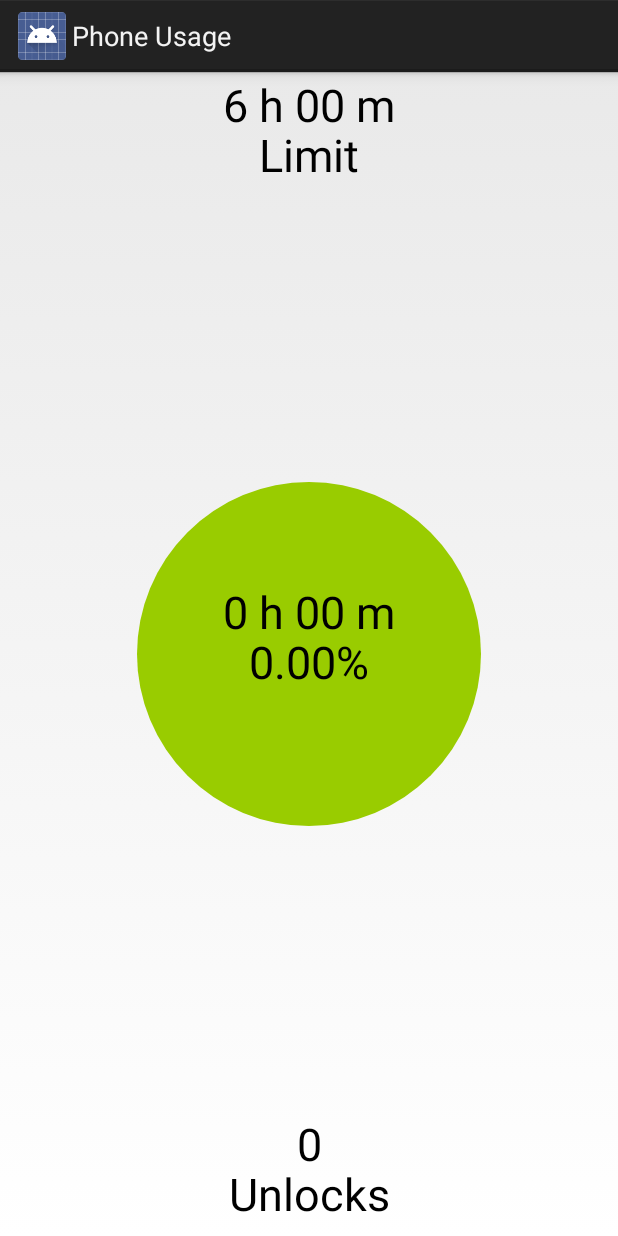
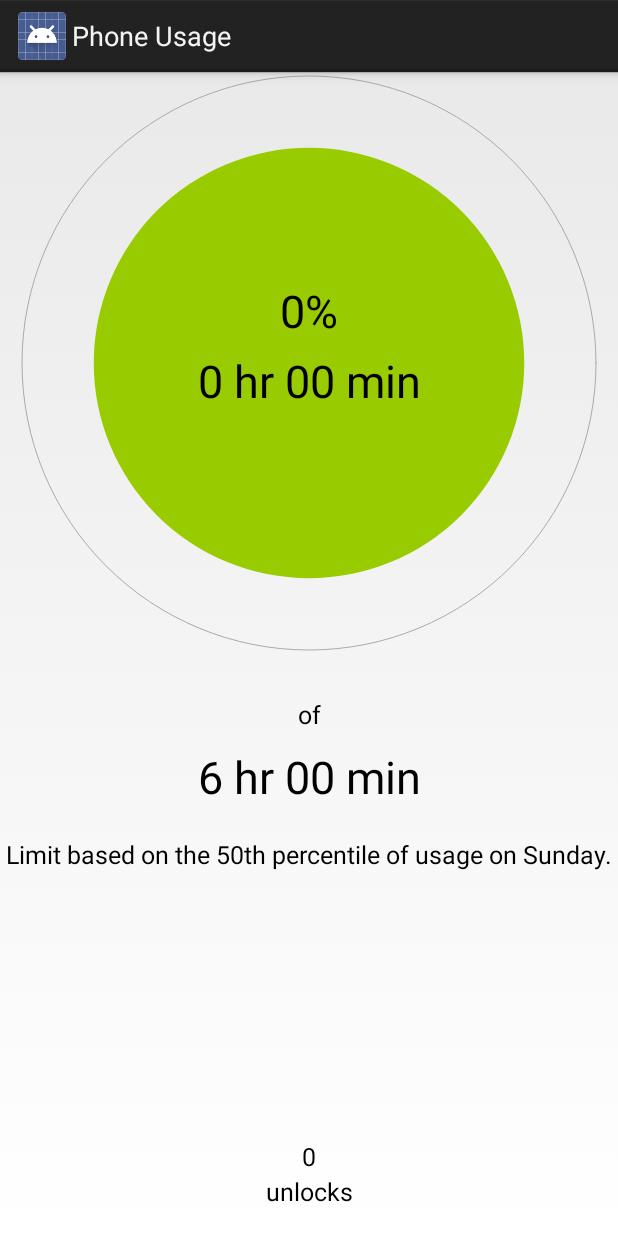
Before and after one commit to phoneUsage/android, an Android app: the fragment TodayFragment shown on its own in the app's theme, on a phone screen of 412 x 824 dp. Run offline under Robolectric (Android 15) with nearby library versions, the phone set to English and light mode, and no system bars; libraries missing offline, so code that uses them is left out: com.github.mikephil.charting.

Commit message:
updates to Today View

```diff
--- /dev/null
+++ b/app/src/main/java/edu/dartmouth/phoneusage/views/CircularProgressDrawable.java
@@ -0,0 +1,422 @@
+/*
+ * Copyright (C) 2014 Saúl Díaz
+ *
+ * Licensed under the Apache License, Version 2.0 (the "License");
+ * you may not use this file except in compliance with the License.
+ * You may obtain a copy of the License at
+ *
+ *      http://www.apache.org/licenses/LICENSE-2.0
+ *
+ * Unless required by applicable law or agreed to in writing, software
+ * distributed under the License is distributed on an "AS IS" BASIS,
+ * WITHOUT WARRANTIES OR CONDITIONS OF ANY KIND, either express or implied.
+ * See the License for the specific language governing permissions and
+ * limitations under the License.
+ */
+package edu.dartmouth.phoneusage.views;
+
+import android.graphics.Canvas;
+import android.graphics.ColorFilter;
+import android.graphics.Paint;
+import android.graphics.Rect;
+import android.graphics.RectF;
+import android.graphics.drawable.Drawable;
+
+/**
+ * Circular Progress Drawable.
+ * <p/>
+ * This drawable will produce a circular shape with a ring surrounding it. The ring can appear
+ * both filled and give a little cue when it is empty.
+ * <p/>
+ * The inner circle size, the progress of the outer ring and if it is loading parameters can be
+ * controlled, as well the different colors for the three components.
+ *
+ * @author Saul Diaz <sefford@gmail.com>
+ */
+public class CircularProgressDrawable extends Drawable {
+    /**
+     * Factor to convert the factor to paint the arc.
+     * <p/>
+     * In this way the developer can use a more user-friendly [0..1f] progress
+     */
+    public static final int PROGRESS_FACTOR = 360;
+    /**
+     * Property Inner Circle Scale.
+     * <p/>
+     * The inner ring is supposed to defaults stay 3/4 radius off the outer ring at (75% scale), but this
+     * property can make it grow or shrink via this equation: OuterRadius * Scale.
+     * <p/>
+     * A 100% scale will make the inner circle to be the same radius as the outer ring.
+     */
+    public static final String CIRCLE_SCALE_PROPERTY = "circleScale";
+    /**
+     * Property Progress of the outer circle.
+     * <p/>
+     * The progress of the circle. If {@link #setIndeterminate(boolean) indeterminate flag} is set
+     * to FALSE, this property will be used to indicate the completion of the outer circle [0..1f].
+     * <p/>
+     * If set to TRUE, the drawable will activate the loading mode, where the drawable will
+     * show a 90º arc which will be spinning around the outer circle as much as progress goes.
+     */
+    public static final String PROGRESS_PROPERTY = "progress";
+    /**
+     * Property Ring color.
+     * <p/>
+     * Changes the ring filling color
+     */
+    public static final String RING_COLOR_PROPERTY = "ringColor";
+    /**
+     * Property circle color.
+     * <p/>
+     * Changes the inner circle color
+     */
+    public static final String CIRCLE_COLOR_PROPERTY = "centerColor";
+    /**
+     * Property outline color.
+     * <p/>
+     * Changes the outline of the ring color.
+     */
+    public static final String OUTLINE_COLOR_PROPERTY = "outlineColor";
+    /**
+     * Logger Tag for Logging purposes.
+     */
+    public static final String TAG = "CircularProgressDrawable";
+    /**
+     * Paint object to draw the element.
+     */
+    private final Paint paint;
+    /**
+     * Ring progress.
+     */
+    protected float progress;
+    /**
+     * Color for the empty outer ring.
+     */
+    protected int outlineColor;
+    /**
+     * Color for the completed ring.
+     */
+    protected int ringColor;
+    /**
+     * Color for the inner circle.
+     */
+    protected int centerColor;
+    /**
+     * Rectangle where the filling ring will be drawn into.
+     */
+    protected final RectF arcElements;
+    /**
+     * Width of the filling ring.
+     */
+    protected final int ringWidth;
+    /**
+     * Scale of the inner circle. It will affect the inner circle size on this equation:
+     * ([Biggest length of the Drawable] / 2) - (ringWidth / 2) * scale.
+     */
+    protected float circleScale;
+    /**
+     * Set if it is an indeterminate
+     */
+    protected boolean indeterminate;
+
+    /**
+     * Creates a new CouponDrawable.
+     *
+     * @param ringWidth    Width of the filled ring
+     * @param circleScale  Scale difference between the outer ring and the inner circle
+     * @param outlineColor Color for the outline color
+     * @param ringColor    Color for the filled ring
+     * @param centerColor  Color for the center element
+     */
+    CircularProgressDrawable(int ringWidth, float circleScale, int outlineColor, int ringColor, int centerColor) {
+        this.progress = 0;
+        this.outlineColor = outlineColor;
+        this.ringColor = ringColor;
+        this.centerColor = centerColor;
+        this.paint = new Paint();
+        this.paint.setAntiAlias(true);
+        this.ringWidth = ringWidth;
+        this.arcElements = new RectF();
+        this.circleScale = circleScale;
+        this.indeterminate = false;
+    }
+
+    @Override
+    public void draw(Canvas canvas) {
+        final Rect bounds = getBounds();
+
+        // Calculations on the different components sizes
+        int size = Math.min(bounds.height(), bounds.width());
+        float outerRadius = (size / 2) - (ringWidth / 2);
+        float innerRadius = outerRadius * circleScale;
+        float offsetX = (bounds.width() - outerRadius * 2) / 2;
+        float offsetY = (bounds.height() - outerRadius * 2) / 2;
+
+        // Outline Circle
+        paint.setStyle(Paint.Style.STROKE);
+        paint.setStrokeWidth(1);
+        paint.setColor(outlineColor);
+        canvas.drawCircle(bounds.centerX(), bounds.centerY(), outerRadius, paint);
+
+        // Inner circle
+        paint.setStyle(Paint.Style.FILL);
+        paint.setColor(centerColor);
+        canvas.drawCircle(bounds.centerX(), bounds.centerY(), innerRadius, paint);
+
+        int halfRingWidth = ringWidth / 2;
+        float arcX0 = offsetX + halfRingWidth;
+        float arcY0 = offsetY + halfRingWidth;
+        float arcX = offsetX + outerRadius * 2 - halfRingWidth;
+        float arcY = offsetY + outerRadius * 2 - halfRingWidth;
+
+        // Outer Circle
+        paint.setColor(ringColor);
+        paint.setStyle(Paint.Style.STROKE);
+        paint.setStrokeWidth(ringWidth);
+        paint.setStrokeCap(Paint.Cap.ROUND);
+        arcElements.set(arcX0, arcY0, arcX, arcY);
+        if (indeterminate) {
+            canvas.drawArc(arcElements, progress, 90, false, paint);
+        } else {
+            canvas.drawArc(arcElements, 89, progress, false, paint);
+        }
+    }
+
+    @Override
+    public void setAlpha(int alpha) {
+        paint.setAlpha(alpha);
+    }
+
+    @Override
+    public void setColorFilter(ColorFilter cf) {
+        paint.setColorFilter(cf);
+    }
+
+    @Override
+    public int getOpacity() {
+        return 1 - paint.getAlpha();
+    }
+
+
+    /**
+     * Returns the progress of the outer ring.
+     * <p/>
+     * Will output a correct value only when the indeterminate mode is set to FALSE.
+     *
+     * @return Progress of the outer ring.
+     */
+    public float getProgress() {
+        return progress / PROGRESS_FACTOR;
+    }
+
+    /**
+     * Sets the progress [0..1f]
+     *
+     * @param progress Sets the progress
+     */
+    public void setProgress(float progress) {
+        if (indeterminate) {
+            this.progress = progress;
+        } else {
+            this.progress = PROGRESS_FACTOR * progress;
+        }
+        invalidateSelf();
+    }
+
+    /**
+     * Returns the inner circle scale.
+     *
+     * @return Inner circle scale in float multiplier.
+     */
+    public float getCircleScale() {
+        return circleScale;
+    }
+
+    /**
+     * Sets the inner circle scale.
+     *
+     * @param circleScale Inner circle scale.
+     */
+    public void setCircleScale(float circleScale) {
+        this.circleScale = circleScale;
+        invalidateSelf();
+    }
+
+    /**
+     * Get the indeterminate status of the Drawable
+     *
+     * @return TRUE if the Drawable is in indeterminate mode or FALSE if it is in progress mode.
+     */
+    public boolean isIndeterminate() {
+        return indeterminate;
+    }
+
+    /**
+     * Sets the indeterminate parameter.
+     * <p/>
+     * The indeterminate parameter will change the behavior of the Drawable. If the indeterminate
+     * mode is set to FALSE, the outer ring will be able to be filled by using {@link #setProgress(float) setProgress}.
+     * <p/>
+     * Otherwise the drawable will enter "loading mode" and a 90º arc will be able to be spinned around
+     * the inner circle.
+     * <p/>
+     * <b>By default, indeterminate mode is set to FALSE.</b>
+     *
+     * @param indeterminate TRUE to activate loading mode. FALSE to activate progress mode.
+     */
+    public void setIndeterminate(boolean indeterminate) {
+        this.indeterminate = indeterminate;
+    }
+
+    /**
+     * Gets the outline color.
+     *
+     * @return Outline color of the empty ring.
+     */
+    public int getOutlineColor() {
+        return outlineColor;
+    }
+
+    /**
+     * Gets the filled ring color.
+     *
+     * @return Returns the filled ring color.
+     */
+    public int getRingColor() {
+        return ringColor;
+    }
+
+    /**
+     * Gets the color of the inner circle.
+     *
+     * @return Inner circle color.
+     */
+    public int getCenterColor() {
+        return centerColor;
+    }
+
+    /**
+     * Sets the empty progress outline color.
+     *
+     * @param outlineColor Outline color in #AARRGGBB format.
+     */
+    public void setOutlineColor(int outlineColor) {
+        this.outlineColor = outlineColor;
+        invalidateSelf();
+    }
+
+    /**
+     * Sets the progress ring  color.
+     *
+     * @param ringColor Ring color in #AARRGGBB format.
+     */
+    public void setRingColor(int ringColor) {
+        this.ringColor = ringColor;
+        invalidateSelf();
+    }
+
+    /**
+     * Sets the inner circle color.
+     *
+     * @param centerColor Inner circle color in #AARRGGBB format.
+     */
+    public void setCenterColor(int centerColor) {
+        this.centerColor = centerColor;
+        invalidateSelf();
+    }
+
+    /**
+     * Helper class to manage the creation of a CircularProgressDrawable
+     *
+     * @author Saul Diaz <sefford@gmail.com>
+     */
+    public static class Builder {
+
+        /**
+         * Witdh of the stroke of the filled ring
+         */
+        int ringWidth;
+        /**
+         * Color of the outline of the empty ring in #AARRGGBB mode.
+         */
+        int outlineColor;
+        /**
+         * Color of the filled ring in #AARRGGBB mode.
+         */
+        int ringColor;
+        /**
+         * Color of the inner circle in #AARRGGBB mode.
+         */
+        int centerColor;
+        /**
+         * Scale between the outer ring and the inner circle
+         */
+        float circleScale = 0.75f;
+
+        /**
+         * Sets the ring width.
+         *
+         * @param ringWidth Default ring width
+         * @return This builder
+         */
+        public Builder setRingWidth(int ringWidth) {
+            this.ringWidth = ringWidth;
+            return this;
+        }
+
+        /**
+         * Sets the default empty outer ring outline color.
+         *
+         * @param outlineColor Outline color in #AARRGGBB format.
+         * @return
+         */
+        public Builder setOutlineColor(int outlineColor) {
+            this.outlineColor = outlineColor;
+            return this;
+        }
+
+        /**
+         * Sets the progress ring color.
+         *
+         * @param ringColor Ring color in #AARRGGBB format.
+         * @returns This Builder
+         */
+        public Builder setRingColor(int ringColor) {
+            this.ringColor = ringColor;
+            return this;
+        }
+
+
+        /**
+         * Sets the inner circle color.
+         *
+         * @param centerColor Inner circle color in #AARRGGBB format.
+         * @return This builder
+         */
+        public Builder setCenterColor(int centerColor) {
+            this.centerColor = centerColor;
+            return this;
+        }
+
+        /**
+         * Sets the inner circle scale. Defaults to 0.75.
+         *
+         * @param circleScale Inner circle scale.
+         * @return This builder
+         */
+        public Builder setInnerCircleScale(float circleScale) {
+            this.circleScale = circleScale;
+            return this;
+        }
+
+        /**
+         * Creates a new CircularProgressDrawable with the requested parameters
+         *
+         * @return New CircularProgressDrawableInstance
+         */
+        public CircularProgressDrawable create() {
+            return new CircularProgressDrawable(ringWidth, circleScale, outlineColor, ringColor, centerColor);
+        }
+
+    }
+}
--- a/app/src/main/java/edu/dartmouth/phoneusage/views/TodayCircleView.java
+++ b/app/src/main/java/edu/dartmouth/phoneusage/views/TodayCircleView.java
@@ -11,6 +11,14 @@ import android.util.AttributeSet;
 import android.util.Log;
 import android.view.View;
 
+import java.text.DateFormat;
+import java.text.FieldPosition;
+import java.text.ParsePosition;
+import java.text.SimpleDateFormat;
+import java.util.Calendar;
+import java.util.Date;
+import java.util.Locale;
+
 import edu.dartmouth.phoneusage.R;
 
 /**
@@ -22,6 +30,10 @@ public class TodayCircleView extends View {
     String mDurationKey;
     String mLimitationKey;
     String mUnlocksKey;
+    String mPercentileKey;
+    DateFormat mDateFormatter;
+
+    CircularProgressDrawable mCircularProgress;
 
     Paint mPaint = new Paint();
     Rect mBounds = new Rect();
@@ -32,6 +44,13 @@ public class TodayCircleView extends View {
         mSharedPreferences = PreferenceManager.getDefaultSharedPreferences(context);
         mDurationKey = context.getString(R.string.key_for_daily_duration);
         mLimitationKey = context.getString(R.string.key_for_daily_limitation);
+        mPercentileKey = context.getString(R.string.key_for_percentile);
+        mDateFormatter = new SimpleDateFormat("EEEE", Locale.US);
+
+        mCircularProgress = new CircularProgressDrawable.Builder()
+                .setRingWidth(8)
+                .setOutlineColor(getResources().getColor(android.R.color.darker_gray))
+                .create();
         mUnlocksKey = context.getString(R.string.key_for_daily_unlocks);
         mPaint.setFlags(Paint.ANTI_ALIAS_FLAG);
     }
@@ -40,49 +59,45 @@ public class TodayCircleView extends View {
     @Override
     protected void onDraw(Canvas canvas) {
         super.onDraw(canvas);
-        mPaint.setTextSize(TEXT_SIZE);
-        // stored information
+
+        // GET INFORMATION
+
+        // center coordinates
+        int centerX = getWidth() / 2;
+        int centerY = getHeight() / 2;
+        // shared preferences
         long duration = mSharedPreferences.getLong(mDurationKey, 0);
         long limitation = mSharedPreferences.getLong(mLimitationKey, 21600000);
-        double percentage = ((double) duration / (double) limitation) * 100;
+        int percentile = mSharedPreferences.getInt(mPercentileKey, 50);
+        float percentage = ((float) duration / (float) limitation) * 100;
+        // float percentage = (float) 101;
+        long unlocks = mSharedPreferences.getLong(mUnlocksKey, 0);
 
-        long hours = (duration / 3600000) % 24;
-        long minutes = (duration / 60000) % 60;
+        String day = mDateFormatter.format(Calendar.getInstance().getTimeInMillis());
 
-        long hoursLimit = (limitation / 3600000) % 24;
-        long minutesLimit = (limitation / 60000) % 60;
 
-        // center coordinates
-        int x = getWidth() / 2;
-        int y = getHeight() / 2;
+        // DRAW CIRCULAR PROGRESS
 
-        // text information
-        String timeText = String.format("%d h %02d m", hours, minutes);
-        String percentageText = String.format("%.2f%%", percentage);
-        String unlocksText = String.valueOf(mSharedPreferences.getLong(mUnlocksKey, 0));
+        mCircularProgress.setBounds(0, 0, getWidth(), getHeight() / 2);
+        mCircularProgress.setProgress(percentage / 100);
 
-        // circle information based on text information
-        mPaint.getTextBounds("Unlocks", 0, 0, mBounds);
+        int circleColor = getResources().getColor(android.R.color.holo_green_light);
 
-        double radius = Math.min((double) getWidth(), (double) getHeight()) / 2.0 * Math.min(percentage / 100.0, 1.0) - mBounds.height();
-        Log.d(getClass().getName(), String.format("(%d, %d)", getWidth(), getHeight()));
-        Log.d(getClass().getName(), String.format("r = %f", radius));
-        radius = Math.max(radius, mPaint.measureText(timeText)); // ensure radius exceeds text information
-        Log.d(getClass().getName(), String.format("r = %f", radius));
-
-        // draw circle
-        if (percentage > 100) {
-            mPaint.setColor(getResources().getColor(android.R.color.holo_red_dark));
-        } else if (percentage > 50) {
-            mPaint.setColor(getResources().getColor(android.R.color.holo_orange_light));
-        } else {
-            mPaint.setColor(getResources().getColor(android.R.color.holo_green_light));
+        if (percentage > 100) { // warning: usage exceeded
+            circleColor = getResources().getColor(android.R.color.holo_red_dark);
+        } else if (percentage > 50) { // warning: usage limited
+            circleColor = getResources().getColor(android.R.color.holo_orange_light);
         }
 
-        canvas.drawCircle(x, y, (int) radius, mPaint);
+        mCircularProgress.centerColor = circleColor;
+        mCircularProgress.setRingColor(circleColor);
+        mCircularProgress.draw(canvas);
 
 
-        // draw text
+        // DRAW LARGE TEXT
+
+        mPaint.setTextSize(BIG_TEXT_SIZE);
+        mPaint.setTextAlign(Paint.Align.CENTER);
 
         if (percentage > 100) {
             mPaint.setColor(Color.WHITE);
@@ -90,24 +105,46 @@ public class TodayCircleView extends View {
             mPaint.setColor(Color.BLACK);
         }
 
-        mPaint.setTextAlign(Paint.Align.CENTER);
+        // percentage text
+        canvas.drawText(String.format("%.0f%%", percentage),
+                centerX, mCircularProgress.getBounds().centerY() - OFFSET, mPaint);
 
-        // circle text (middle)
-        canvas.drawText(timeText, x, y - OFFSET, mPaint);
-        canvas.drawText(percentageText, x, y + OFFSET, mPaint);
+
+        // duration text
+        long hours = (duration / 3600000) % 24;
+        long minutes = (duration / 60000) % 60;
+        canvas.drawText(String.format("%d hr %02d min", hours, minutes),
+                centerX, mCircularProgress.getBounds().centerY() + OFFSET, mPaint);
 
         mPaint.setColor(Color.BLACK);
 
-        // limit text (top)
-        timeText = String.format("%d h %02d m", hoursLimit, minutesLimit);
-        canvas.drawText(timeText, x, OFFSET * 2, mPaint);
-        canvas.drawText("Limit", x, OFFSET * 4, mPaint);
-        // unlock text (bottom)
-        canvas.drawText(unlocksText, x, getHeight() - OFFSET * 3, mPaint);
-        canvas.drawText("Unlocks", x, getHeight() - OFFSET, mPaint);
+        // limitation text
+        long hoursLimit = (limitation / 3600000) % 24;
+        long minutesLimit = (limitation / 60000) % 60;
+        canvas.drawText(String.format("%d hr %02d min", hoursLimit, minutesLimit),
+                centerX, mCircularProgress.getBounds().bottom + OFFSET * 4, mPaint);
+
+
+        // DRAW SMALL TEXT
+
+        mPaint.setTextSize(SMALL_TEXT_SIZE);
+        // limit separator text
+        canvas.drawText("of", centerX, mCircularProgress.getBounds().bottom + OFFSET * 2, mPaint);
+        // limit detail text
+        canvas.drawText(String.format("Limit based on the %d%s percentile of usage on %s.",
+                percentile, percentileSuffix[percentile % 10], day),
+                centerX, mCircularProgress.getBounds().bottom + OFFSET * 6, mPaint);
+
+
+        // unlocks text
+        canvas.drawText(String.format("%d", unlocks), centerX, getHeight() - OFFSET * 2, mPaint);
+        canvas.drawText("unlocks", centerX, getHeight() - OFFSET, mPaint);
     }
 
+    static final String[] percentileSuffix = {"th", "st", "nd", "rd", "th", "th", "th", "th", "th", "th"};
+
     /* CONSTANTS */
-    private static final int TEXT_SIZE = 45;
-    private static final int OFFSET = 25;
+    private static final int BIG_TEXT_SIZE = 45;
+    private static final int SMALL_TEXT_SIZE = 25;
+    private static final int OFFSET = 35;
 }
--- a/app/src/main/res/values/strings.xml
+++ b/app/src/main/res/values/strings.xml
@@ -23,4 +23,5 @@
     <!-- Week View Strings -->
     <string name="week_usage_chart_title">Weekly Phone Usage (Hours)</string>
     <string name="key_for_daily_unlocks">key_for_daily_unlocks</string>
+    <string name="key_for_percentile">PERCENTILE</string>
 </resources>
```
